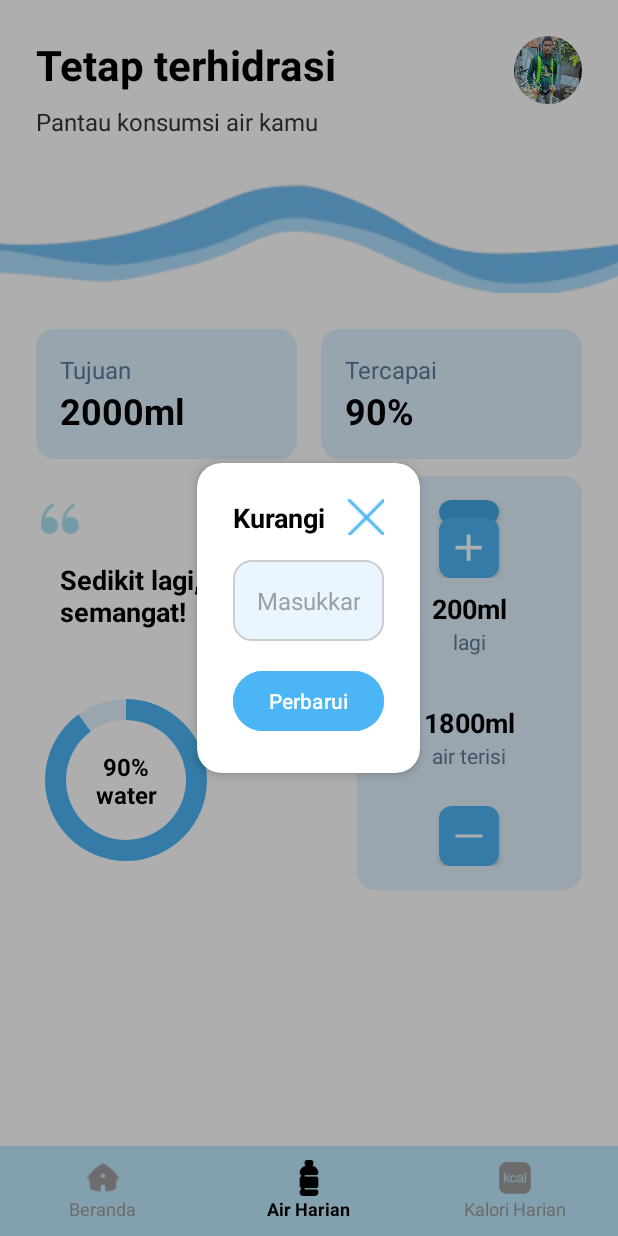
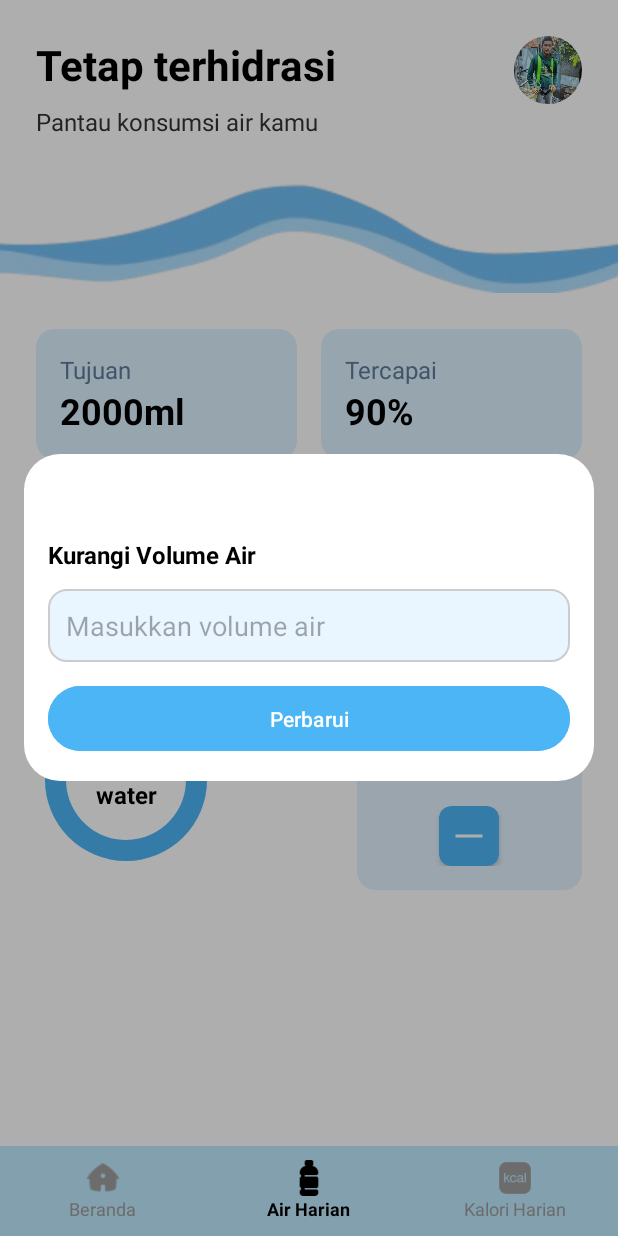
Before and after one commit to alifnrhman/sehatbersama, an Android app: the AirHarianActivity screen opened directly, with no data from a screen before it, after a tap on an icon or button, on a phone screen of 412 x 824 dp. Run offline under Robolectric (Android 15) with nearby library versions, the phone set to English and light mode, and no system bars; our stand-ins replace CircleImageView.

Commit message:
dialog add dan remove water

```diff
--- a/app/src/main/res/layout/dialog_remove_water.xml
+++ b/app/src/main/res/layout/dialog_remove_water.xml
@@ -1,64 +1,73 @@
-<?xml version="1.0" encoding="utf-8"?>
-<androidx.cardview.widget.CardView xmlns:android="http://schemas.android.com/apk/res/android"
-    xmlns:app="http://schemas.android.com/apk/res-auto"
+<FrameLayout xmlns:android="http://schemas.android.com/apk/res/android"
     android:layout_width="match_parent"
     android:layout_height="wrap_content"
-    android:layout_margin="24dp"
-    app:cardCornerRadius="16dp"
-    app:cardElevation="4dp">
+    android:layout_marginStart="16dp"
+    android:layout_marginEnd="16dp">
 
-    <LinearLayout
+    <ScrollView
+        xmlns:app="http://schemas.android.com/apk/res-auto"
+        xmlns:tools="http://schemas.android.com/tools"
         android:layout_width="match_parent"
         android:layout_height="wrap_content"
-        android:orientation="vertical"
-        android:padding="24dp">
+        android:padding="16dp"
+        android:background="@drawable/popup_background"
+        android:fillViewport="true">
 
-        <LinearLayout
+        <RelativeLayout
             android:layout_width="match_parent"
-            android:layout_height="wrap_content"
-            android:orientation="horizontal">
+            android:layout_height="wrap_content">
 
-            <TextView
-                android:layout_width="0dp"
-                android:layout_height="wrap_content"
-                android:layout_weight="1"
-                android:text="Kurangi volume air"
-                android:textColor="#000000"
-                android:textSize="18sp"
-                android:textStyle="bold" />
-
+            <!-- Tombol Close -->
             <ImageButton
                 android:id="@+id/btnCloseDialog"
                 android:layout_width="24dp"
                 android:layout_height="24dp"
-                android:background="?attr/selectableItemBackgroundBorderless"
-                android:src="@drawable/ic_close"
-                app:tint="#4CB5F5" />
-        </LinearLayout>
+                android:layout_alignParentStart="true"
+                android:layout_marginBottom="8dp"
+                android:background="@android:color/transparent"
+                android:contentDescription="Tutup"
+                android:src="@android:drawable/ic_close"
+                app:tint="#5DB9FF"
+                tools:ignore="TouchTargetSizeCheck" />
+
+            <!-- Konten Form -->
+            <LinearLayout
+                android:id="@+id/formContainer"
+                android:orientation="vertical"
+                android:layout_width="match_parent"
+                android:layout_height="wrap_content"
+                android:layout_below="@id/btnCloseDialog"
+                android:layout_marginTop="8dp">
+
+                <TextView
+                    android:text="Kurangi Volume Air"
+                    android:textStyle="bold"
+                    android:textSize="16sp"
+                    android:layout_marginBottom="12dp"
+                    android:textColor="#000000"
+                    android:layout_width="wrap_content"
+                    android:layout_height="wrap_content" />
 
                 <EditText
                     android:id="@+id/etWaterVolume"
+                    android:hint="Masukkan volume air"
                     android:layout_width="match_parent"
                     android:layout_height="wrap_content"
-            android:layout_marginTop="16dp"
+                    android:inputType="numberDecimal"
                     android:background="@drawable/edittext_background"
-            android:hint="Masukkan volume air"
-            android:inputType="number"
-            android:padding="16dp"
-            android:textColorHint="#9E9E9E"
-            android:textSize="16sp" />
+                    android:padding="12dp"
+                    android:layout_marginBottom="12dp" />
 
                 <Button
                     android:id="@+id/btnPerbarui"
-            android:layout_width="wrap_content"
+                    android:text="Perbarui"
+                    android:layout_width="match_parent"
                     android:layout_height="wrap_content"
-            android:layout_gravity="end"
-            android:layout_marginTop="16dp"
                     android:backgroundTint="#4CB5F5"
-            android:paddingStart="24dp"
-            android:paddingEnd="24dp"
-            android:text="Perbarui"
-            android:textAllCaps="false"
-            android:textColor="#FFFFFF" />
+                    android:textColor="#FFFFFF"
+                    android:padding="12dp" />
             </LinearLayout>
-</androidx.cardview.widget.CardView>
+
+        </RelativeLayout>
+    </ScrollView>
+</FrameLayout>
```
Also changed, not shown: app/src/main/res/layout/dialog_add_water.xml (+49 -40 lines). Lines whose indentation alone changed are shown as unchanged.
